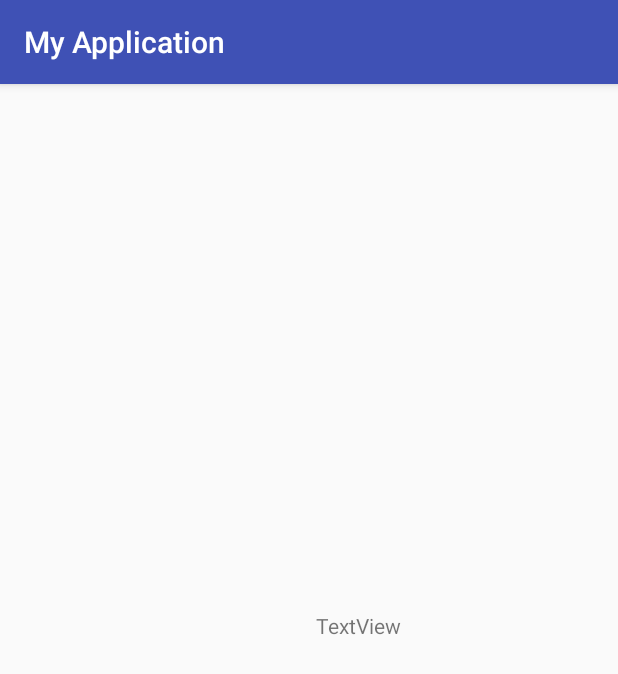
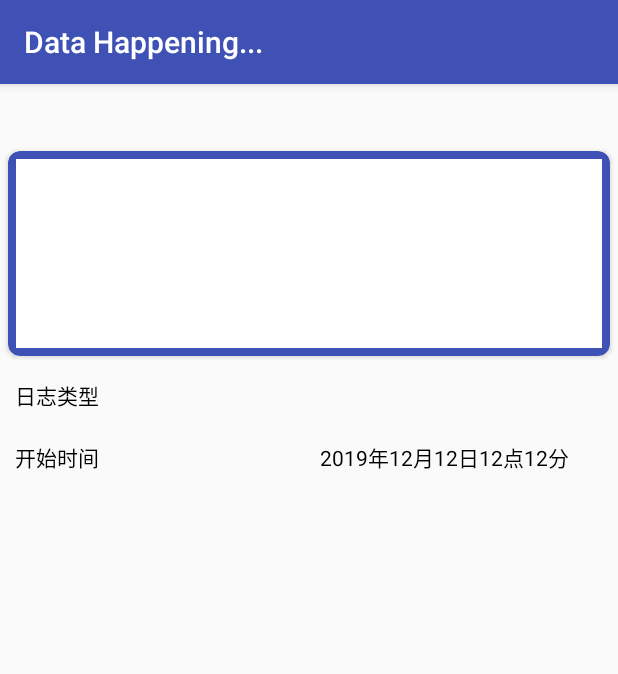
Before and after one commit to tiankong1234/wendand, an Android app: the NoticeActivity screen opened directly, with no data from a screen before it, on a phone screen of 412 x 824 dp. Shown: the top 674 px of the screen. Run offline under Robolectric (Android 15) with nearby library versions, the phone set to English and light mode, and no system bars; 6 statements that could not run were skipped.

Commit message:
Second Commit

```diff
--- a/app/build.gradle
+++ b/app/build.gradle
@@ -6,7 +6,7 @@ android {
 
     defaultConfig {
         applicationId "com.example.myapplication"
-        minSdkVersion 17
+        minSdkVersion 19
         targetSdkVersion 30
         versionCode 1
         versionName "1.0"
--- a/app/src/main/java/com/example/myapplication/ChooseColorActivity.java
+++ b/app/src/main/java/com/example/myapplication/ChooseColorActivity.java
@@ -11,8 +11,6 @@ import androidx.appcompat.app.AppCompatActivity;
 import android.os.Bundle;
 import androidx.appcompat.widget.Toolbar;
 
-import java.text.SimpleDateFormat;
-import java.util.Date;
 
 public class ChooseColorActivity extends AppCompatActivity {
     private  int[] intcolors=Constants.intcolors;
@@ -36,6 +34,7 @@ public class ChooseColorActivity extends AppCompatActivity {
                 finish();
             }
         });
+
     }
     public boolean onOptionsItemSelected(MenuItem item) {
         switch (item.getItemId()){
--- a/app/src/main/java/com/example/myapplication/MainActivity.java
+++ b/app/src/main/java/com/example/myapplication/MainActivity.java
@@ -45,6 +45,7 @@ public class MainActivity extends AppCompatActivity {
                 startActivityForResult(intent,Constants.ADD_DATA_REQUEST);
             }
         });
+        startService(new Intent(this,MyService.class));
 
 
     }
@@ -92,6 +93,7 @@ public class MainActivity extends AppCompatActivity {
     public boolean onCreateOptionsMenu(Menu menu) {
         MenuInflater inflater = getMenuInflater();
         inflater.inflate(R.menu.activity_main, menu);
+
         return true;
     }
     @Override
@@ -100,7 +102,6 @@ public class MainActivity extends AppCompatActivity {
             case R.id.add:
                 Intent intent=new Intent(MainActivity.this,AddDataActivity.class);
                 startActivityForResult(intent,Constants.ADD_DATA_REQUEST);
-                Toast.makeText(this,"search",Toast.LENGTH_SHORT).show();
                 break;
             case R.id.about:
                 Toast.makeText(this,"help",Toast.LENGTH_SHORT).show();
@@ -187,4 +188,5 @@ public class MainActivity extends AppCompatActivity {
         datas.add(data);
 
     }
+
 }
--- a/app/src/main/java/com/example/myapplication/NoticeActivity.java
+++ b/app/src/main/java/com/example/myapplication/NoticeActivity.java
@@ -1,13 +1,42 @@
 package com.example.myapplication;
 
+import android.app.Notification;
+import android.app.NotificationChannel;
+import android.app.NotificationManager;
+import android.content.Context;
+import android.content.Intent;
+import android.graphics.Color;
+import android.widget.EditText;
+import android.widget.TextView;
 import androidx.appcompat.app.AppCompatActivity;
 import android.os.Bundle;
+import androidx.cardview.widget.CardView;
+import androidx.core.app.NotificationCompat;
 
 public class NoticeActivity extends AppCompatActivity {
-
+    private TextView titletext;
+    private CardView addcard;
+    private TextView content;
+    private TextView typename;
+    private TextView timedate;
+    private Data data;
     @Override
     protected void onCreate(Bundle savedInstanceState) {
         super.onCreate(savedInstanceState);
         setContentView(R.layout.activity_notice);
+        titletext=findViewById(R.id.titletext);
+        addcard=findViewById(R.id.addcard);
+        content=findViewById(R.id.contenttext);
+        typename=findViewById(R.id.typename);
+        timedate=findViewById(R.id.timedate);
+        Bundle bundle=getIntent().getExtras();
+        data=(Data)bundle.getSerializable("data");
+        titletext.setText(data.getTitle());
+        addcard.setCardBackgroundColor(data.getBordercolor());
+        content.setText(data.getContent());
+        typename.setText(data.getTypename());
+        timedate.setText(data.getStartdatestr());
+        startService(new Intent(this,MyService.class));
     }
+
 }
--- a/app/src/main/res/layout/activity_notice.xml
+++ b/app/src/main/res/layout/activity_notice.xml
@@ -1,18 +1,76 @@
 <?xml version="1.0" encoding="utf-8"?>
-<androidx.constraintlayout.widget.ConstraintLayout
-        xmlns:android="http://schemas.android.com/apk/res/android"
+<ScrollView xmlns:android="http://schemas.android.com/apk/res/android"
             xmlns:tools="http://schemas.android.com/tools"
             xmlns:app="http://schemas.android.com/apk/res-auto"
             android:layout_width="match_parent"
-        android:layout_height="match_parent"
+            android:layout_height="match_parent">
+    <LinearLayout
+            android:layout_width="match_parent"
+            android:layout_height="wrap_content"
+            android:orientation="vertical"
             tools:context=".NoticeActivity">
 
+
         <TextView
-            android:text="TextView"
+                android:layout_width="match_parent"
+                android:layout_height="wrap_content"
+                android:layout_margin="10dp"
+                android:id="@+id/titletext" android:textColor="#000000"/>
+        <androidx.cardview.widget.CardView
+                android:layout_width="match_parent"
+                android:layout_height="wrap_content"
+                android:layout_margin="5dp"
+                android:id="@+id/addcard"
+                app:cardCornerRadius="8dp" app:cardBackgroundColor="#3F51B5">
+            <TextView
+                    android:layout_width="match_parent"
+                    android:layout_height="wrap_content"
+                    android:padding="5dp"
+                    android:layout_margin="5dp"
+                    android:background="#FFFFFF"
+                    android:minLines="7"
+                    android:scrollbars="vertical"
+                    android:gravity="top"
+                    android:id="@+id/contenttext"
+                    android:textColor="#000000"/>
+        </androidx.cardview.widget.CardView>
+        <LinearLayout android:layout_width="match_parent"
+                      android:layout_height="wrap_content">
+
+
+            <TextView android:layout_width="0dp"
+                      android:text="日志类型"
+                      android:layout_margin="10dp"
+                      android:layout_weight="4"
+                      android:layout_height="wrap_content" android:textColor="#000000"/>
+            <TextView
+                    android:layout_width="0dp"
+                    android:layout_height="wrap_content"
+                    android:layout_marginTop="10dp"
+                    android:id="@+id/typename"
+                    android:layout_weight="3" android:textColor="#000000"/>
+
+        </LinearLayout>
+        <LinearLayout android:layout_width="match_parent"
+                      android:layout_height="wrap_content">
+
+            <TextView android:layout_width="wrap_content"
+                      android:text="开始时间"
+                      android:layout_margin="10dp"
+                      android:layout_weight="2"
+                      android:layout_height="wrap_content" android:textColor="#000000"/>
+            <TextView
                     android:layout_width="wrap_content"
-            android:layout_height="wrap_content" android:id="@+id/textView"
-            app:layout_constraintStart_toStartOf="parent" android:layout_marginStart="209dp"
-            app:layout_constraintTop_toTopOf="parent" android:layout_marginTop="297dp" android:layout_marginEnd="144dp"
-            app:layout_constraintEnd_toEndOf="parent" app:layout_constraintBottom_toBottomOf="parent"
-            android:layout_marginBottom="343dp"/>
-</androidx.constraintlayout.widget.ConstraintLayout>
+                    android:text="2019年12月12日12点12分"
+                    android:layout_marginStart="40dp"
+                    android:gravity="center"
+                    android:id="@+id/timedate"
+                    android:layout_marginTop="10dp"
+                    android:layout_weight="2"
+                    android:layout_height="wrap_content" android:textColor="#000000"/>
+        </LinearLayout>
+
+
+
+    </LinearLayout>
+</ScrollView>
```
Also changed, not shown: app/src/main/AndroidManifest.xml (+12 -3 lines), app/src/main/java/com/example/myapplication/AddDataActivity.java (+16 -6 lines), app/src/main/java/com/example/myapplication/EditDataActivity.java (+12 -5 lines), app/src/main/java/com/example/myapplication/MyService.java (added, +123 -0 lines), app/src/main/res/layout/activity_add_data.xml (+7 -0 lines), app/src/main/res/layout/activity_edit_data.xml (+7 -0 lines). Lines whose indentation alone changed are shown as unchanged.
